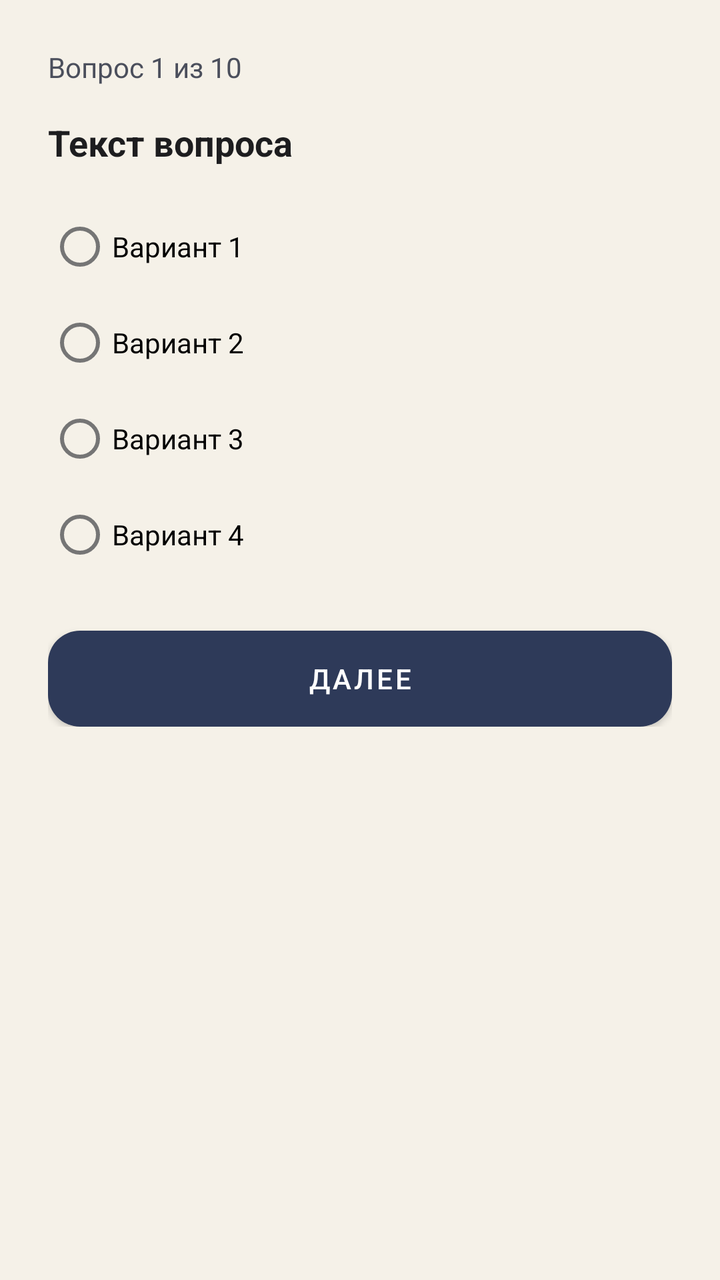
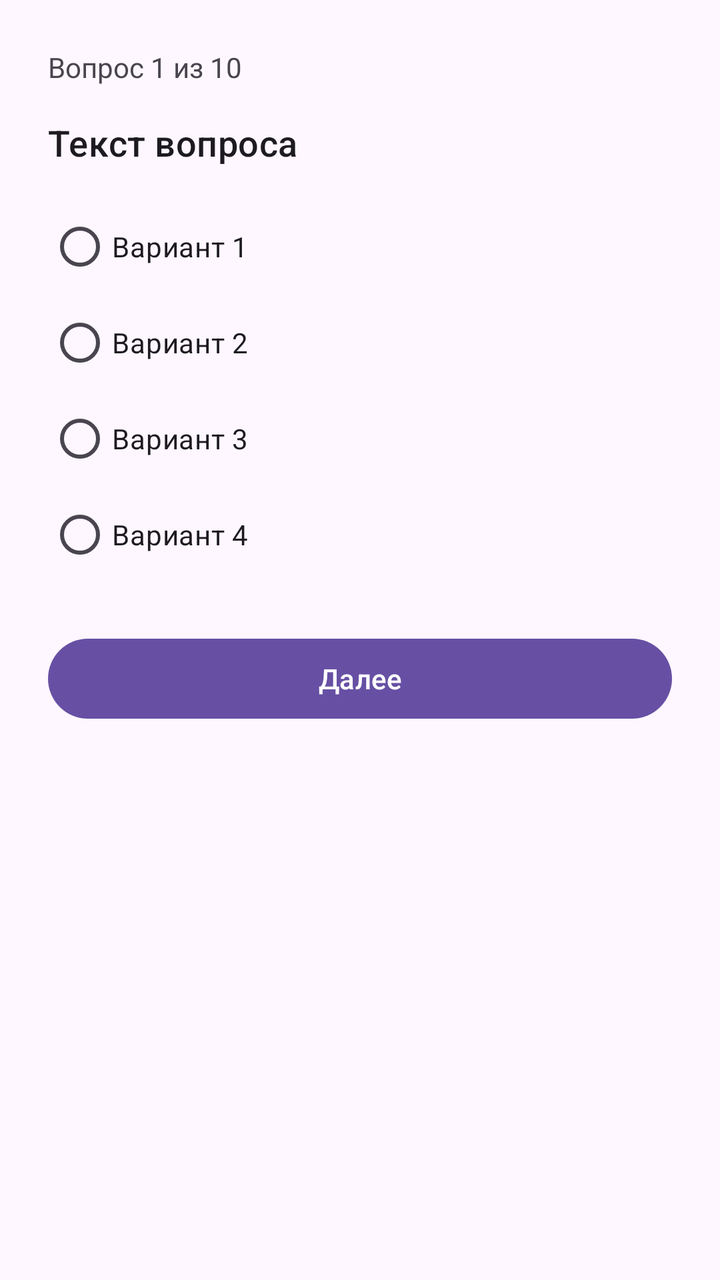

Before-and-after screenshots of an Android layout around one commit, followed by the original layout XML and the change that was made.
<!-- AndroidManifest.xml: application theme Theme.TutorPlatform -->
<!-- res/layout/activity_test.xml -->
<?xml version="1.0" encoding="utf-8"?>
<ScrollView
    xmlns:android="http://schemas.android.com/apk/res/android"
    android:layout_width="match_parent"
    android:layout_height="match_parent"
    android:background="@color/brand_light">

    <LinearLayout
        android:layout_width="match_parent"
        android:layout_height="wrap_content"
        android:orientation="vertical"
        android:padding="@dimen/spacing_lg">

        <TextView
            android:id="@+id/test_progress"
            android:layout_width="wrap_content"
            android:layout_height="wrap_content"
            android:text="Вопрос 1 из 10"
            android:textColor="@color/text_secondary" />

        <TextView
            android:id="@+id/test_question"
            android:layout_width="match_parent"
            android:layout_height="wrap_content"
            android:layout_marginTop="@dimen/spacing_md"
            android:text="Текст вопроса"
            android:textColor="@color/text_primary"
            android:textSize="18sp"
            android:textStyle="bold" />

        <TextView
            android:id="@+id/test_hint"
            android:layout_width="match_parent"
            android:layout_height="wrap_content"
            android:layout_marginTop="@dimen/spacing_sm"
            android:text="Подсказка"
            android:textColor="@color/text_secondary"
            android:visibility="gone" />

        <RadioGroup
            android:id="@+id/test_options"
            android:layout_width="match_parent"
            android:layout_height="wrap_content"
            android:layout_marginTop="@dimen/spacing_md">

            <RadioButton
                android:id="@+id/option_1"
                android:layout_width="match_parent"
                android:layout_height="wrap_content"
                android:text="Вариант 1" />

            <RadioButton
                android:id="@+id/option_2"
                android:layout_width="match_parent"
                android:layout_height="wrap_content"
                android:text="Вариант 2" />

            <RadioButton
                android:id="@+id/option_3"
                android:layout_width="match_parent"
                android:layout_height="wrap_content"
                android:text="Вариант 3" />

            <RadioButton
                android:id="@+id/option_4"
                android:layout_width="match_parent"
                android:layout_height="wrap_content"
                android:text="Вариант 4" />
        </RadioGroup>

        <Button
            android:id="@+id/test_next"
            android:layout_width="match_parent"
            android:layout_height="wrap_content"
            android:layout_marginTop="@dimen/spacing_lg"
            android:background="@drawable/bg_button_primary"
            android:text="Далее"
            android:textColor="@color/white" />

        <ProgressBar
            android:id="@+id/test_submit_progress"
            android:layout_width="wrap_content"
            android:layout_height="wrap_content"
            android:layout_gravity="center_horizontal"
            android:layout_marginTop="@dimen/spacing_md"
            android:visibility="gone" />

    </LinearLayout>
</ScrollView>
<!-- resources referenced by this layout -->
<resources>
  <color name="brand_light">#F5F1E8</color>
  <color name="text_primary">#1D1D1F</color>
  <color name="text_secondary">#4B4F5C</color>
  <color name="white">#FFFFFF</color>
  <dimen name="spacing_lg">24dp</dimen>
  <dimen name="spacing_md">16dp</dimen>
  <dimen name="spacing_sm">8dp</dimen>
  <!-- drawable bg_button_primary (drawable) -->
  <shape xmlns:android="http://schemas.android.com/apk/res/android">
      <solid android:color="@color/brand_primary" />
      <corners android:radius="@dimen/corner_md" />
  </shape>
  <style name="Theme.TutorPlatform" parent="Theme.MaterialComponents.Light.NoActionBar">
          <item name="colorPrimary">@color/brand_primary</item>
          <item name="colorPrimaryVariant">@color/brand_dark</item>
          <item name="colorOnPrimary">@color/white</item>
          <item name="colorSecondary">@color/brand_secondary</item>
          <item name="colorSecondaryVariant">@color/brand_tertiary</item>
          <item name="colorOnSecondary">@color/brand_dark</item>
          <item name="android:statusBarColor">@color/brand_dark</item>
          <item name="android:windowBackground">@color/brand_light</item>
          <item name="android:colorAccent">@color/accent</item>
      </style>
  <color name="brand_primary">#2E3A59</color>
  <dimen name="corner_md">16dp</dimen>
  <color name="brand_dark">#1F2433</color>
  <color name="brand_secondary">#E9B44C</color>
  <color name="brand_tertiary">#D6605A</color>
  <color name="accent">#3C6E71</color>
</resources>

<!-- the commit's change to res/layout/activity_test.xml (unified diff, before → after) -->
@@ -1,9 +1,10 @@
 <?xml version="1.0" encoding="utf-8"?>
 <ScrollView
     xmlns:android="http://schemas.android.com/apk/res/android"
+    xmlns:app="http://schemas.android.com/apk/res-auto"
     android:layout_width="match_parent"
     android:layout_height="match_parent"
-    android:background="@color/brand_light">
+    android:fitsSystemWindows="true">
 
     <LinearLayout
         android:layout_width="match_parent"
@@ -11,30 +12,27 @@
         android:orientation="vertical"
         android:padding="@dimen/spacing_lg">
 
-        <TextView
+        <com.google.android.material.textview.MaterialTextView
             android:id="@+id/test_progress"
             android:layout_width="wrap_content"
             android:layout_height="wrap_content"
-            android:text="Вопрос 1 из 10"
-            android:textColor="@color/text_secondary" />
+            android:text="Вопрос 1 из 10" />
 
-        <TextView
+        <com.google.android.material.textview.MaterialTextView
             android:id="@+id/test_question"
             android:layout_width="match_parent"
             android:layout_height="wrap_content"
             android:layout_marginTop="@dimen/spacing_md"
             android:text="Текст вопроса"
-            android:textColor="@color/text_primary"
             android:textSize="18sp"
-            android:textStyle="bold" />
+            android:textAppearance="?attr/textAppearanceTitleMedium" />
 
-        <TextView
+        <com.google.android.material.textview.MaterialTextView
             android:id="@+id/test_hint"
             android:layout_width="match_parent"
             android:layout_height="wrap_content"
             android:layout_marginTop="@dimen/spacing_sm"
             android:text="Подсказка"
-            android:textColor="@color/text_secondary"
             android:visibility="gone" />
 
         <RadioGroup
@@ -68,14 +66,12 @@
                 android:text="Вариант 4" />
         </RadioGroup>
 
-        <Button
+        <com.google.android.material.button.MaterialButton
             android:id="@+id/test_next"
             android:layout_width="match_parent"
             android:layout_height="wrap_content"
             android:layout_marginTop="@dimen/spacing_lg"
-            android:background="@drawable/bg_button_primary"
-            android:text="Далее"
-            android:textColor="@color/white" />
+            android:text="Далее" />
 
         <ProgressBar
             android:id="@+id/test_submit_progress"
<!-- resource entries referenced after the edit -->
@@ -1,33 +1,13 @@
 <!-- resources referenced by this layout -->
 <resources>
-  <color name="brand_light">#F5F1E8</color>
-  <color name="text_primary">#1D1D1F</color>
-  <color name="text_secondary">#4B4F5C</color>
-  <color name="white">#FFFFFF</color>
   <dimen name="spacing_lg">24dp</dimen>
   <dimen name="spacing_md">16dp</dimen>
   <dimen name="spacing_sm">8dp</dimen>
-  <!-- drawable bg_button_primary (drawable) -->
-  <shape xmlns:android="http://schemas.android.com/apk/res/android">
-      <solid android:color="@color/brand_primary" />
-      <corners android:radius="@dimen/corner_md" />
-  </shape>
-  <style name="Theme.TutorPlatform" parent="Theme.MaterialComponents.Light.NoActionBar">
-          <item name="colorPrimary">@color/brand_primary</item>
-          <item name="colorPrimaryVariant">@color/brand_dark</item>
-          <item name="colorOnPrimary">@color/white</item>
-          <item name="colorSecondary">@color/brand_secondary</item>
-          <item name="colorSecondaryVariant">@color/brand_tertiary</item>
-          <item name="colorOnSecondary">@color/brand_dark</item>
-          <item name="android:statusBarColor">@color/brand_dark</item>
-          <item name="android:windowBackground">@color/brand_light</item>
-          <item name="android:colorAccent">@color/accent</item>
+  <style name="Theme.TutorPlatform" parent="Theme.Material3.DayNight.NoActionBar">
+          <item name="chatMyBubbleColor">?attr/colorPrimaryContainer</item>
+          <item name="chatMyBubbleTextColor">?attr/colorOnPrimaryContainer</item>
+          <item name="chatOtherBubbleColor">?attr/colorSurfaceVariant</item>
+          <item name="chatOtherBubbleTextColor">?attr/colorOnSurfaceVariant</item>
       </style>
-  <color name="brand_primary">#2E3A59</color>
-  <dimen name="corner_md">16dp</dimen>
-  <color name="brand_dark">#1F2433</color>
-  <color name="brand_secondary">#E9B44C</color>
-  <color name="brand_tertiary">#D6605A</color>
-  <color name="accent">#3C6E71</color>
 </resources>
 
